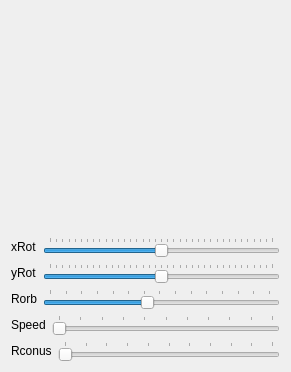
Before: the Qt Designer form MyOpenGL/window.ui in Zar13st/Qt-OpenGl-TestTask, drawn with Qt 5.
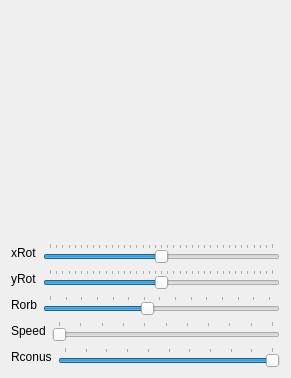
After: the same form once the commit is applied. Custom widgets are drawn as their Qt base class.

```diff
--- a/MyOpenGL/window.ui
+++ b/MyOpenGL/window.ui
@@ -7,7 +7,7 @@
     <x>0</x>
     <y>0</y>
     <width>291</width>
-    <height>372</height>
+    <height>378</height>
    </rect>
   </property>
   <property name="windowTitle">
@@ -200,6 +200,9 @@
        <property name="pageStep">
         <number>100</number>
        </property>
+       <property name="value">
+        <number>1000</number>
+       </property>
        <property name="orientation">
         <enum>Qt::Horizontal</enum>
        </property>
```
Left out of the diff: 20 changed lines with no effect on the pictures.
